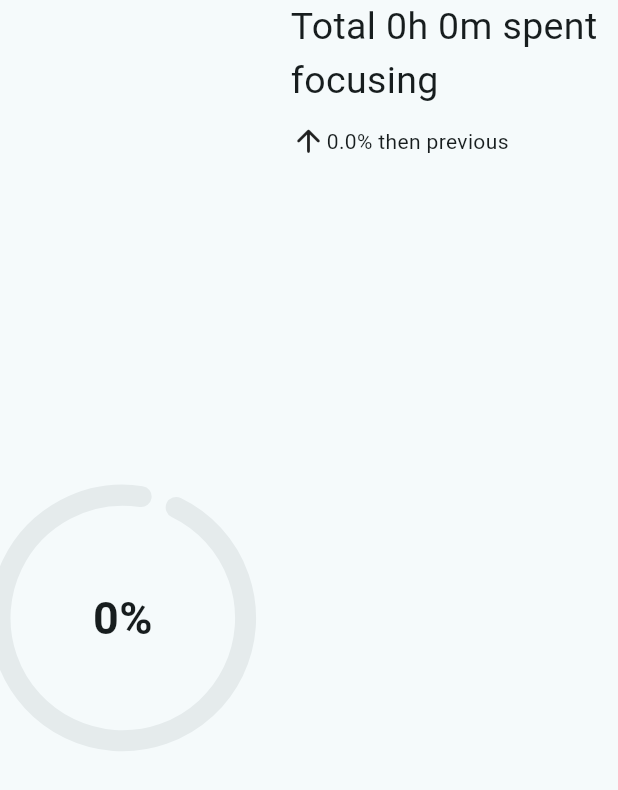
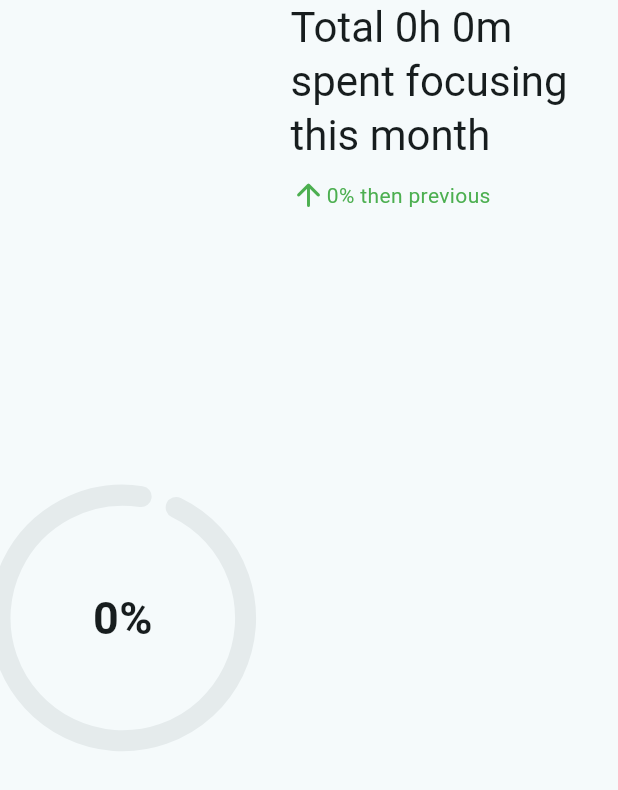
Before and after one commit to Georgemel7/Focus-Timer-with-Pomodoro, a Flutter app: the OverallProgress widget shown alone on an empty page, opened directly with empty values, on a phone screen of 412 x 824 dp. Shown: the top 790 px of the screen. Run offline on Flutter 3.47's test engine with Material 3 defaults, Android fonts, the phone set to English and light mode, and no system bars; drawn by our look-alikes of dynamic_color; our stand-ins replace flutter_local_notifications, hive, hive_flutter, shared_preferences, timezone; accounts and stored records are empty; statements that could not run were skipped.

Commit message:
feat: add date format and colors on statistics screens

```diff
--- a/lib/UI/screens/activity_creation_screen.dart
+++ b/lib/UI/screens/activity_creation_screen.dart
@@ -4,7 +4,7 @@ import 'package:provider/provider.dart';
 import '../../controllers/activity_edit_controller.dart';
 import '../../data/sessions_storage.dart';
 import '../../models/activity.dart';
-import '../../models/weekday.dart';
+import '../../models/weekday_and_month.dart';
 
 
 class ActivityCreationScreen extends StatefulWidget {
--- a/lib/UI/screens/home_screen.dart
+++ b/lib/UI/screens/home_screen.dart
@@ -1,5 +1,5 @@
 import 'package:flutter/material.dart';
-import 'package:focus_timer/models/weekday.dart';
+import 'package:focus_timer/models/weekday_and_month.dart';
 import 'package:provider/provider.dart';
 
 import '../../data/activities_storage.dart';
--- a/lib/UI/widgets/activity_card.dart
+++ b/lib/UI/widgets/activity_card.dart
@@ -2,7 +2,7 @@ import 'package:flutter/material.dart';
 import 'package:focus_timer/data/sessions_storage.dart';
 import 'package:focus_timer/models/activity.dart';
 import 'package:focus_timer/models/activity_session.dart';
-import 'package:focus_timer/models/weekday.dart';
+import 'package:focus_timer/models/weekday_and_month.dart';
 import 'package:hive/hive.dart';
 import 'package:provider/provider.dart';
 
--- a/lib/UI/widgets/overall_progress.dart
+++ b/lib/UI/widgets/overall_progress.dart
@@ -7,9 +7,7 @@ import 'package:focus_timer/models/timer_time_format.dart';
 class OverallProgress extends StatelessWidget {
   final ProgressComparison progressComparison;
 
-  const OverallProgress({
-    required this.progressComparison,
-  });
+  const OverallProgress({required this.progressComparison});
 
   @override
   Widget build(BuildContext context) {
@@ -42,18 +40,26 @@ class OverallProgress extends StatelessWidget {
             crossAxisAlignment: CrossAxisAlignment.start,
             children: [
               Text(
-                'Total ${formatOneTimeInHM(progressComparison.totalFocusTime)} spent focusing',
-                style: TextStyle(fontSize: 25),
+                'Total ${formatOneTimeInHM(progressComparison.totalFocusTime)} spent focusing this month',
+                style: Theme.of(context).textTheme.headlineMedium,
               ),
               SizedBox(height: 10),
               Row(
                 children: [
                   progressComparison.trend == Trend.up
-                      ? Icon(Icons.arrow_upward_rounded)
+                      ? Icon(Icons.arrow_upward_rounded, color: Colors.green)
                       : (progressComparison.trend == Trend.down
                             ? Icon(Icons.arrow_downward_rounded)
                             : Icon(Icons.equalizer)),
-                  Text('${(progressComparison.percentDiff).abs()*100}% then previous'),
+                  Text(
+                    '${((progressComparison.percentDiff.abs() > 1 ? '∞' : progressComparison.percentDiff.abs().toInt() * 100))}% then previous',
+                    style: TextStyle(
+                      color: progressComparison.trend == Trend.up
+                          ? Colors.green
+                          : progressComparison.trend == Trend.down
+                                ? Colors.red : Colors.grey,
+                    ),
+                  ),
                 ],
               ),
             ],
--- a/lib/UI/widgets/period_changer.dart
+++ b/lib/UI/widgets/period_changer.dart
@@ -1,6 +1,7 @@
 import 'package:flutter/material.dart';
 
 import '../../controllers/stats_controller.dart';
+import '../../models/weekday_and_month.dart';
 
 class PeriodChanger extends StatelessWidget {
 
@@ -23,7 +24,7 @@ class PeriodChanger extends StatelessWidget {
           icon: const Icon(Icons.arrow_back_ios_new_rounded),
         ),
         Text(
-          controller.period.toString()
+          '${months[controller.period.month]} ${controller.period.year == DateTime.now().year ? '' : '${controller.period.year}'}',
         ),
         IconButton(
           onPressed: () {
--- a/lib/controllers/activity_edit_controller.dart
+++ b/lib/controllers/activity_edit_controller.dart
@@ -5,7 +5,7 @@ import 'package:provider/provider.dart';
 
 import '../data/sessions_storage.dart';
 import '../models/activity.dart';
-import '../models/weekday.dart';
+import '../models/weekday_and_month.dart';
 
 class ActivityEditController extends ChangeNotifier {
   final Activity? activity;
--- a/lib/data/activities_storage.dart
+++ b/lib/data/activities_storage.dart
@@ -1,6 +1,6 @@
 import 'package:flutter/material.dart';
 import 'package:focus_timer/models/activity.dart';
-import 'package:focus_timer/models/weekday.dart';
+import 'package:focus_timer/models/weekday_and_month.dart';
 import 'package:hive/hive.dart';
 
 class ActivitiesStorage extends ChangeNotifier {
--- a/lib/hive_adapters/weekday_adapter.dart
+++ b/lib/hive_adapters/weekday_adapter.dart
@@ -1,4 +1,4 @@
-import 'package:focus_timer/models/weekday.dart';
+import 'package:focus_timer/models/weekday_and_month.dart';
 import 'package:hive_flutter/adapters.dart'
     show TypeAdapter, BinaryReader, BinaryWriter;
 
--- a/lib/models/activity.dart
+++ b/lib/models/activity.dart
@@ -17,7 +17,7 @@ class Activity {
 */
 import 'package:flutter/material.dart';
 import 'package:hive/hive.dart';
-import 'weekday.dart';
+import 'weekday_and_month.dart';
 
 part '../hive_adapters/activity.g.dart';
 
--- a/lib/models/month_handler.dart
+++ b/lib/models/month_handler.dart
@@ -1,6 +1,6 @@
 import 'package:focus_timer/models/period_handler.dart';
 import 'package:focus_timer/models/stats.dart';
-import 'package:focus_timer/models/weekday.dart';
+import 'package:focus_timer/models/weekday_and_month.dart';
 
 import '../data/sessions_storage.dart';
 import 'activity_session.dart';
--- a/lib/models/week_handler.dart
+++ b/lib/models/week_handler.dart
@@ -1,6 +1,6 @@
 import 'package:focus_timer/models/period_handler.dart';
 import 'package:focus_timer/models/stats.dart';
-import 'package:focus_timer/models/weekday.dart';
+import 'package:focus_timer/models/weekday_and_month.dart';
 
 import '../data/sessions_storage.dart';
 import 'activity_session.dart';
--- a/lib/models/weekday.dart
+++ /dev/null
@@ -1 +0,0 @@
-enum Weekday { monday, tuesday, wednesday, thursday, friday, saturday, sunday }
--- /dev/null
+++ b/lib/models/weekday_and_month.dart
@@ -0,0 +1,3 @@
+enum Weekday { monday, tuesday, wednesday, thursday, friday, saturday, sunday }
+
+const List<String> months = ['-1', 'January', 'February', 'March', 'April', 'May', 'June', 'July', 'August', 'September', 'October', 'November', 'December'];
```
